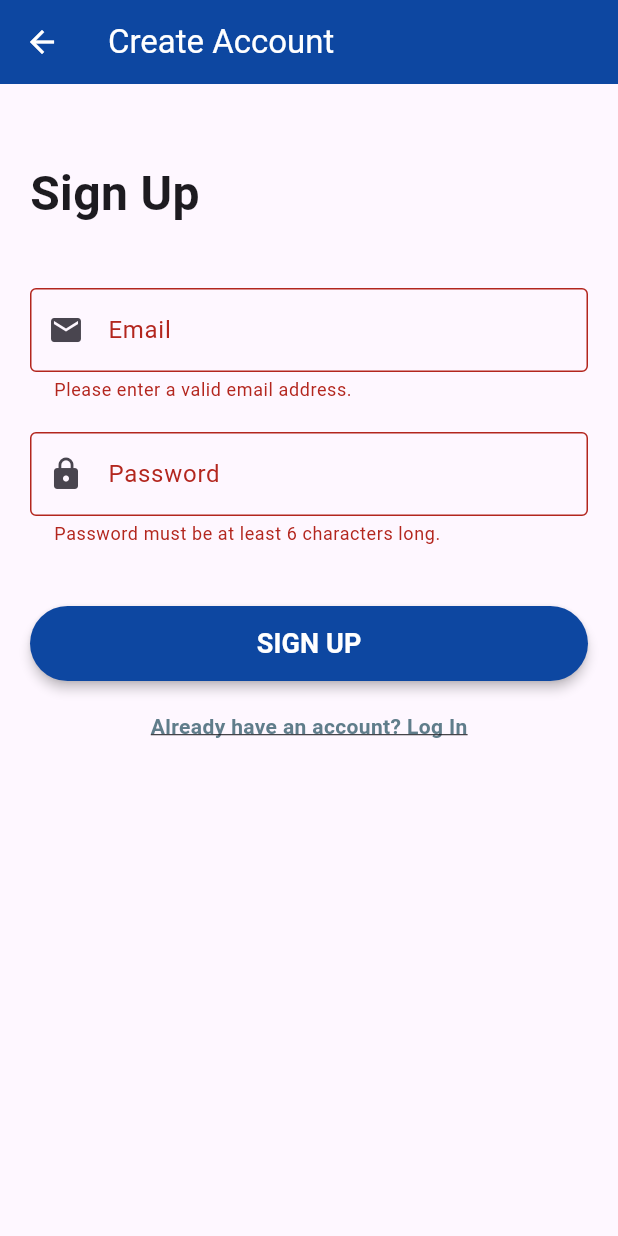
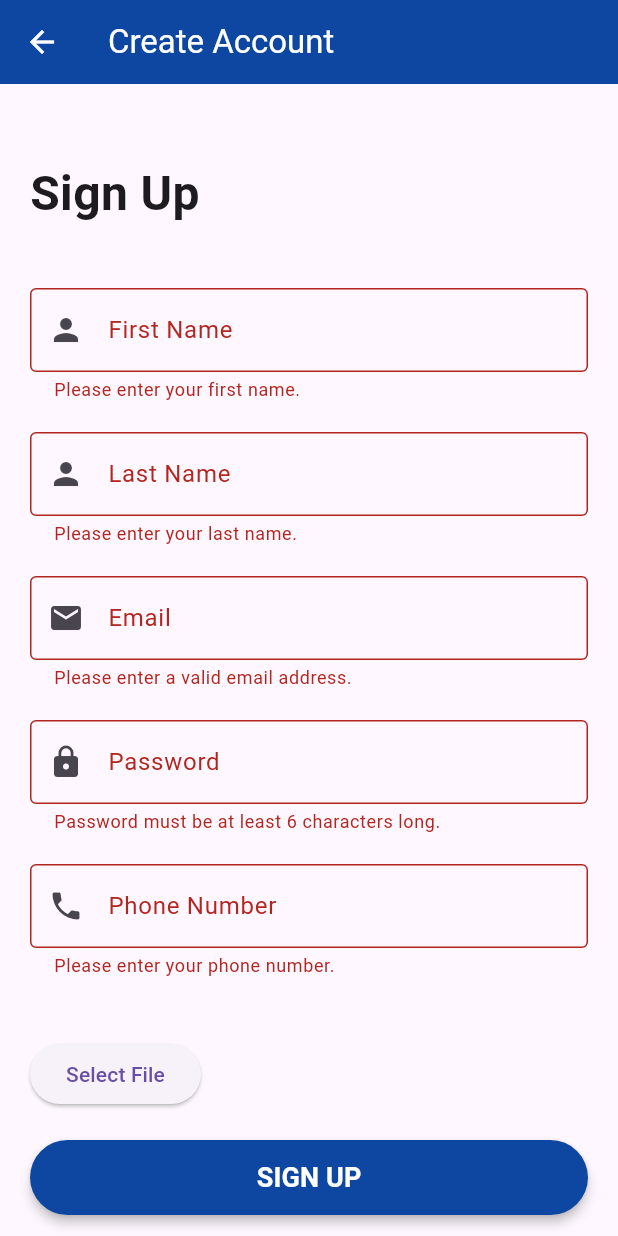
Before and after one commit to yordanos-bogale5/Flutter_Project_2, a Flutter app: the SignUpScreen screen opened directly, after a tap on "SIGN UP", on a phone screen of 412 x 824 dp. Run offline on Flutter 3.47's test engine with Material 3 defaults, Android fonts, the phone set to English and light mode, and no system bars; our stand-ins replace carousel_slider, connectivity_plus, curved_navigation_bar, file_picker, flutter_form_builder, fluttertoast and 5 more; missing offline and left inert: babylonjs_viewer, chapa_unofficial, flutter_inappwebview, mongo_dart; accounts and stored records are empty; network calls fail; statements that could not run were skipped.

Commit message:
3d screeens

```diff
--- a/lib/pages/3d_view/3d_screen.dart
+++ b/lib/pages/3d_view/3d_screen.dart
@@ -46,7 +46,7 @@ class _ThreeDScreenState extends State<ThreeDScreen> {
                   viewer.sceneManager.camera.useAutoRotationBehavior = !viewer.sceneManager.camera.useAutoRotationBehavior;
                 }
               ''',
-              src: 'https://models.babylonjs.com/boombox.glb',
+              src: 'https://models.babylonjs.com/shoes.glb',
             ),
           ),
           ElevatedButton(
--- a/lib/pages/shop_openning/auth.dart
+++ b/lib/pages/shop_openning/auth.dart
@@ -30,7 +30,7 @@ class _LoginScreenState extends State<LoginScreen> {
       });
 
       final response = await http.post(
-        Uri.parse('https://your-backend-api.com/login'),
+        Uri.parse('http://192.168.137.1:8000/users/login'),
         headers: <String, String>{
           'Content-Type': 'application/json; charset=UTF-8',
         },
--- a/lib/pages/shop_openning/custom_btn/sign_up.dart
+++ b/lib/pages/shop_openning/custom_btn/sign_up.dart
@@ -1,8 +1,10 @@
 // ignore_for_file: use_build_context_synchronously, avoid_print
 
+import 'dart:io';
 import 'package:flutter/material.dart';
 import 'package:http/http.dart' as http;
 import 'dart:convert';
+import 'package:image_picker/image_picker.dart';
 
 class SignUpScreen extends StatefulWidget {
   const SignUpScreen({Key? key}) : super(key: key);
@@ -13,9 +15,36 @@ class SignUpScreen extends StatefulWidget {
 
 class _SignUpScreenState extends State<SignUpScreen> {
   final GlobalKey<FormState> _formKey = GlobalKey<FormState>();
+  final TextEditingController _firstNameController = TextEditingController();
+  final TextEditingController _lastNameController = TextEditingController();
   final TextEditingController _emailController = TextEditingController();
   final TextEditingController _passwordController = TextEditingController();
+  final TextEditingController _phoneController = TextEditingController();
+  File? _selectedFile;
   bool isLoading = false;
+  bool isFileLoading = false;
+
+  Future<void> _pickFile() async {
+    setState(() {
+      isFileLoading = true;
+    });
+
+    try {
+      final pickedFile =
+          await ImagePicker().pickImage(source: ImageSource.gallery);
+      if (pickedFile != null) {
+        setState(() {
+          _selectedFile = File(pickedFile.path);
+        });
+      }
+    } catch (error) {
+      print('File picking failed: $error');
+    } finally {
+      setState(() {
+        isFileLoading = false;
+      });
+    }
+  }
 
   void _submit() async {
     final isValid = _formKey.currentState!.validate();
@@ -31,34 +60,50 @@ class _SignUpScreenState extends State<SignUpScreen> {
     });
 
     try {
-      final response = await http.post(
-        Uri.parse('https://your-backend-api.com/signup'),
-        headers: <String, String>{
-          'Content-Type': 'application/json; charset=UTF-8',
-        },
-        body: jsonEncode(<String, String>{
-          'email': _emailController.text,
-          'password': _passwordController.text,
-        }),
+      final request = http.MultipartRequest(
+        'POST',
+        Uri.parse(
+            'http://192.168.137.1:8000/users/signup'), // Replace with your local IP address
       );
+      request.fields['first_name'] = _firstNameController.text;
+      request.fields['last_name'] = _lastNameController.text;
+      request.fields['email'] = _emailController.text;
+      request.fields['password'] = _passwordController.text;
+      request.fields['phone'] = _phoneController.text;
+
+      if (_selectedFile != null) {
+        request.files.add(await http.MultipartFile.fromPath(
+          'file',
+          _selectedFile!.path,
+        ));
+      }
+
+      final response = await request.send();
+      final responseBody = await response.stream.bytesToString();
 
       if (response.statusCode == 201) {
         print('User registered successfully!');
+        if (context.mounted) {
           Navigator.of(context).pop();
+        }
       } else {
-        final data = jsonDecode(response.body);
+        final data = jsonDecode(responseBody);
         print('Registration failed: ${data['message']}');
+        if (context.mounted) {
           ScaffoldMessenger.of(context).clearSnackBars();
           ScaffoldMessenger.of(context).showSnackBar(SnackBar(
             content: Text(data['message']),
           ));
         }
+      }
     } catch (error) {
       print('Registration failed: $error');
+      if (context.mounted) {
         ScaffoldMessenger.of(context).clearSnackBars();
         ScaffoldMessenger.of(context).showSnackBar(const SnackBar(
-        content: const Text('Registration failed. Please try again later.'),
+          content: Text('Registration failed. Please try again later.'),
         ));
+      }
     } finally {
       setState(() {
         isLoading = false;
@@ -89,7 +134,6 @@ class _SignUpScreenState extends State<SignUpScreen> {
             child: Column(
               crossAxisAlignment: CrossAxisAlignment.start,
               children: <Widget>[
-
                 const Text(
                   "Sign Up",
                   style: TextStyle(
@@ -98,6 +142,36 @@ class _SignUpScreenState extends State<SignUpScreen> {
                   ),
                 ),
                 const SizedBox(height: 40),
+                TextFormField(
+                  controller: _firstNameController,
+                  decoration: const InputDecoration(
+                    labelText: 'First Name',
+                    prefixIcon: Icon(Icons.person),
+                    border: OutlineInputBorder(),
+                  ),
+                  validator: (value) {
+                    if (value == null || value.trim().isEmpty) {
+                      return 'Please enter your first name.';
+                    }
+                    return null;
+                  },
+                ),
+                const SizedBox(height: 20),
+                TextFormField(
+                  controller: _lastNameController,
+                  decoration: const InputDecoration(
+                    labelText: 'Last Name',
+                    prefixIcon: Icon(Icons.person),
+                    border: OutlineInputBorder(),
+                  ),
+                  validator: (value) {
+                    if (value == null || value.trim().isEmpty) {
+                      return 'Please enter your last name.';
+                    }
+                    return null;
+                  },
+                ),
+                const SizedBox(height: 20),
                 TextFormField(
                   controller: _emailController,
                   decoration: const InputDecoration(
@@ -130,7 +204,31 @@ class _SignUpScreenState extends State<SignUpScreen> {
                     return null;
                   },
                 ),
-                const SizedBox(height: 40),
+                const SizedBox(height: 20),
+                TextFormField(
+                  controller: _phoneController,
+                  decoration: const InputDecoration(
+                    labelText: 'Phone Number',
+                    prefixIcon: Icon(Icons.phone),
+                    border: OutlineInputBorder(),
+                  ),
+                  validator: (value) {
+                    if (value == null || value.trim().isEmpty) {
+                      return 'Please enter your phone number.';
+                    }
+                    return null;
+                  },
+                ),
+                const SizedBox(height: 20),
+                if (_selectedFile != null)
+                  Image.file(_selectedFile!, height: 100, width: 100),
+                if (isFileLoading) const CircularProgressIndicator(),
+                const SizedBox(height: 20),
+                ElevatedButton(
+                  onPressed: _pickFile,
+                  child: const Text('Select File'),
+                ),
+                const SizedBox(height: 20),
                 SizedBox(
                   width: double.infinity,
                   height: 50,
--- a/pubspec.yaml
+++ b/pubspec.yaml
@@ -49,6 +49,7 @@ dependencies:
   form_builder_validators: ^9.1.0
   file_picker: ^8.0.3
   mongo_dart: ^0.10.2
+  image_picker: ^1.1.2
 
 
 dev_dependencies:
@@ -83,6 +84,9 @@ flutter:
     - assets/photo_2024-05-17_01-43-49.jpg
     - assets/photo_2024-05-17_01-55-14.jpg
     - assets/laptop.glb
+    - assets/joyestick.glb
+    - assets/shoes.glb
+    - assets/mobile.glb
     - assets/photo_2024-05-17_13-00-18.jpg
 
   # An image asset can refer to one or more resolution-specific "variants", see
```
Also changed, not shown: lib/pages/3d_view/items_detail.dart (+30 -1 lines), lib/pages/home.dart (+6 -8 lines), lib/profile/profile_screen.dart (added, +150 -0 lines), pubspec.lock, 8 other files. Lines whose indentation alone changed are shown as unchanged.
